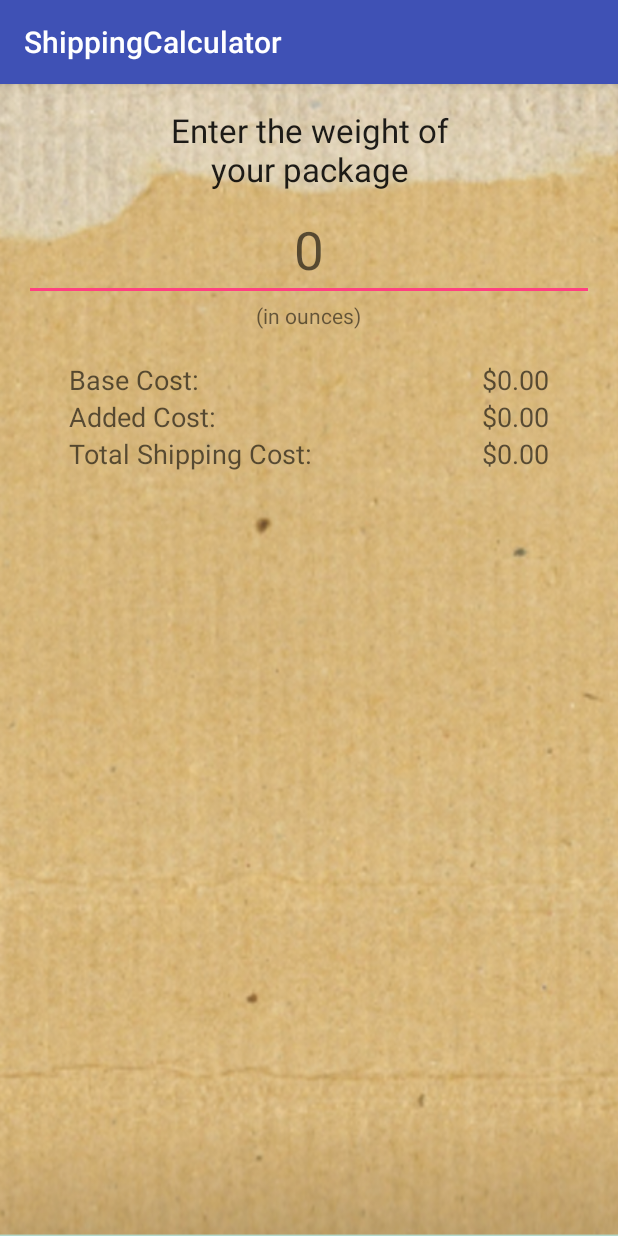
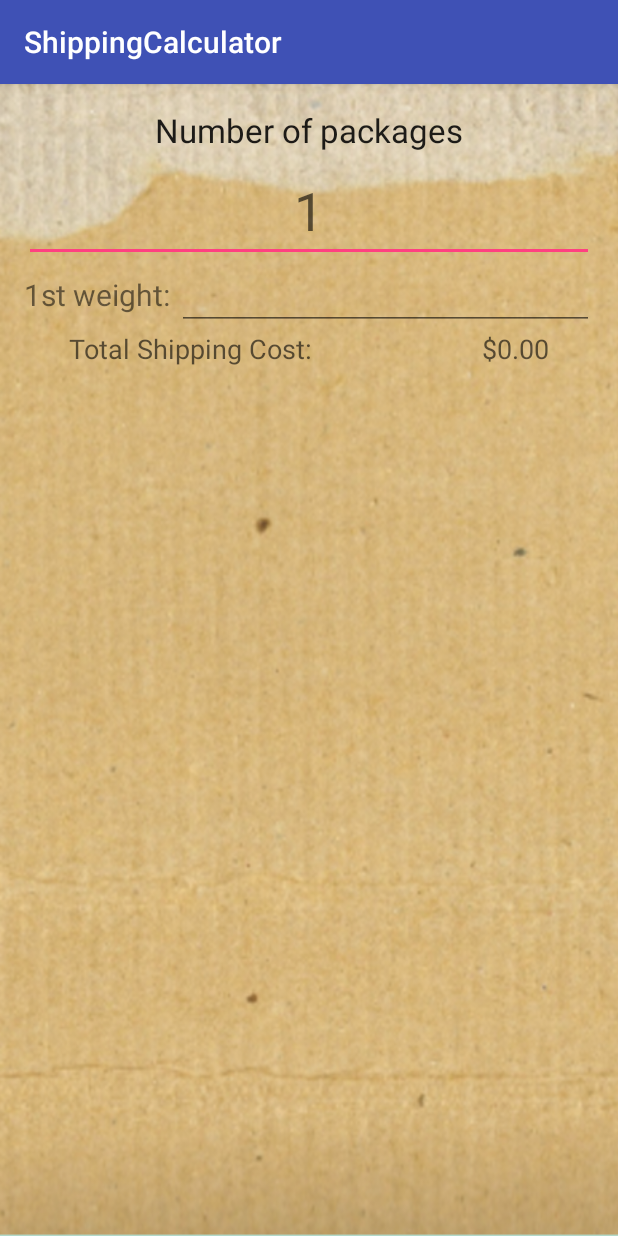
Before and after one commit to annguyendang14/shippingcalculator, an Android app: the screen it shows after launch (MyActivity), on a phone screen of 412 x 824 dp. Run offline under Robolectric (Android 15) with nearby library versions, the phone set to English and light mode, and no system bars.

Commit message:
programatically add weight1, lol, no way making it to tomorrow class

```diff
--- a/app/src/main/java/com/example/annguyendang14/shippingcalculator/MyActivity.java
+++ b/app/src/main/java/com/example/annguyendang14/shippingcalculator/MyActivity.java
@@ -1,36 +1,60 @@
 package com.example.annguyendang14.shippingcalculator;
 
+import android.graphics.drawable.GradientDrawable;
 import android.support.v7.app.AppCompatActivity;
 import android.os.Bundle;
 import android.text.Editable;
+import android.text.InputType;
 import android.text.TextWatcher;
 import android.widget.EditText;
+import android.widget.LinearLayout;
+import android.widget.LinearLayout;
 import android.widget.TextView;
+
+import java.util.ArrayList;
 
 public class MyActivity extends AppCompatActivity {
 
-    private ShipItem shipItem;
+    private ArrayList<ShipItem> shipItems;
 
-    private EditText weightET;
-    private TextView baseCostTV;
-    private TextView addedCostTV;
-    private TextView totalCostTV;
-
+    private EditText numpackET;
+    private LinearLayout weightLL;
+    private LinearLayout costLL;
+    private int numpack;
     @Override
     protected void onCreate(Bundle savedInstanceState) {
         super.onCreate(savedInstanceState);
-        setContentView(R.layout.activity_my);
+        setContentView(R.layout.activity_my2);
 
-        shipItem = new ShipItem();
-        weightET = (EditText) findViewById(R.id.editText1);
-        baseCostTV = (TextView) findViewById(R.id.textView4);
-        addedCostTV = (TextView) findViewById(R.id.textView6);
-        totalCostTV = (TextView) findViewById(R.id.textView8);
+        shipItems = new ArrayList<ShipItem>();
+        numpackET = (EditText) findViewById(R.id.editText1);
+        weightLL = (LinearLayout) findViewById(R.id.weigh);
+        costLL = (LinearLayout) findViewById(R.id.cost);
+        numpack = 1;
+        LinearLayout.LayoutParams params = new LinearLayout.LayoutParams(LinearLayout.LayoutParams.MATCH_PARENT,LinearLayout.LayoutParams.WRAP_CONTENT);
+        LinearLayout rel1 = new LinearLayout(this);
+        rel1.setOrientation(LinearLayout.HORIZONTAL);
+        rel1.setLayoutParams(params);
+        TextView weight1 = new TextView(this);
+        weight1.setText("1st weight: ");
+        weight1.setTextSize(20);
 
-        weightET.addTextChangedListener(weightTextWatcher);
+        EditText weight1E = new EditText(this);
+        weight1E.setInputType(InputType.TYPE_CLASS_NUMBER);
+        weight1E.setMinWidth(500);
+
+
+        rel1.addView(weight1);
+        rel1.addView(weight1E);
+        weightLL.addView(rel1);
+
+
+
+
+
     }
 
-    private TextWatcher weightTextWatcher = new TextWatcher() {
+ /*   private TextWatcher weightTextWatcher = new TextWatcher() {
         @Override
         public void beforeTextChanged(CharSequence s, int start, int count, int after) {
 
@@ -56,7 +80,7 @@ public class MyActivity extends AppCompatActivity {
         baseCostTV.setText("$" + String.format("%.02f",shipItem.getmBaseCost()));
         addedCostTV.setText("$" + String.format("%.02f",shipItem.getmAddedCost()));
         totalCostTV.setText("$" + String.format("%.02f",shipItem.getmTotalCost()));
-    }
+    }*/
 
 
 }
--- /dev/null
+++ b/app/src/main/java/com/example/annguyendang14/shippingcalculator/MyActivity2.java
@@ -0,0 +1,62 @@
+package com.example.annguyendang14.shippingcalculator;
+
+import android.os.Bundle;
+import android.support.v7.app.AppCompatActivity;
+import android.text.Editable;
+import android.text.TextWatcher;
+import android.widget.EditText;
+import android.widget.TextView;
+
+public class MyActivity2 extends AppCompatActivity {
+
+    private ShipItem shipItem;
+
+    private EditText weightET;
+    private TextView baseCostTV;
+    private TextView addedCostTV;
+    private TextView totalCostTV;
+
+    @Override
+    protected void onCreate(Bundle savedInstanceState) {
+        super.onCreate(savedInstanceState);
+        setContentView(R.layout.activity_my);
+
+        shipItem = new ShipItem();
+        weightET = (EditText) findViewById(R.id.editText1);
+        baseCostTV = (TextView) findViewById(R.id.textView4);
+        addedCostTV = (TextView) findViewById(R.id.textView6);
+        totalCostTV = (TextView) findViewById(R.id.textView8);
+
+        weightET.addTextChangedListener(weightTextWatcher);
+    }
+
+    private TextWatcher weightTextWatcher = new TextWatcher() {
+        @Override
+        public void beforeTextChanged(CharSequence s, int start, int count, int after) {
+
+        }
+
+        @Override
+        public void onTextChanged(CharSequence s, int start, int before, int count) {
+            try {
+                shipItem.setWeight((int) Double.parseDouble(s.toString()));
+            } catch (NumberFormatException e){
+                shipItem.setWeight(0);
+            }
+            displayShipping();
+        }
+
+        @Override
+        public void afterTextChanged(Editable s) {
+
+        }
+    };
+
+    private void displayShipping(){
+        baseCostTV.setText("$" + String.format("%.02f",shipItem.getmBaseCost()));
+        addedCostTV.setText("$" + String.format("%.02f",shipItem.getmAddedCost()));
+        totalCostTV.setText("$" + String.format("%.02f",shipItem.getmTotalCost()));
+    }
+
+
+}
--- /dev/null
+++ b/app/src/main/res/layout/activity_my2.xml
@@ -0,0 +1,77 @@
+<?xml version="1.0" encoding="utf-8"?>
+<LinearLayout xmlns:android="http://schemas.android.com/apk/res/android"
+    xmlns:app="http://schemas.android.com/apk/res-auto"
+    xmlns:tools="http://schemas.android.com/tools"
+    android:layout_width="match_parent"
+    android:layout_height="match_parent"
+    android:orientation="vertical"
+    android:paddingLeft="@dimen/activity_horizontal_margin"
+    android:paddingRight="@dimen/activity_horizontal_margin"
+    android:paddingTop="@dimen/activity_vertical_margin"
+    android:paddingBottom="@dimen/activity_vertical_margin"
+    android:background="@drawable/shippingbck"
+    tools:context="com.example.annguyendang14.shippingcalculator.MyActivity">
+
+
+    <TextView
+        android:id="@+id/textView1"
+        android:layout_width="fill_parent"
+        android:layout_height="wrap_content"
+        android:gravity="center_horizontal"
+        android:text="@string/numpack"
+        android:textAppearance="?android:attr/textAppearanceLarge" />
+
+    <EditText
+        android:id="@+id/editText1"
+        android:layout_width="wrap_content"
+        android:layout_height="wrap_content"
+        android:layout_marginTop="5dp"
+        android:ems="10"
+        android:gravity="center_vertical|center_horizontal"
+        android:hint="@string/one"
+        android:inputType="number"
+        android:selectAllOnFocus="true"
+        android:textSize="35sp">
+
+        <requestFocus />
+    </EditText>
+
+    <LinearLayout
+        android:id="@+id/weigh"
+        android:layout_width="match_parent"
+        android:layout_height="wrap_content"
+        android:orientation="vertical"></LinearLayout>
+
+    <LinearLayout
+        android:id="@+id/cost"
+        android:layout_width="match_parent"
+        android:layout_height="wrap_content"
+        android:orientation="vertical"></LinearLayout>
+    <RelativeLayout
+        android:layout_width="match_parent"
+        android:layout_height="wrap_content">
+        <TextView
+            android:id="@+id/textView7"
+            android:layout_width="wrap_content"
+            android:layout_height="wrap_content"
+            android:layout_alignParentLeft="true"
+            android:paddingLeft="@dimen/output_margin_buffer"
+            android:text="@string/totalLBL"
+            android:textAppearance="?android:attr/textAppearanceMedium" />
+
+        <TextView
+            android:id="@+id/textView8"
+            android:layout_width="wrap_content"
+            android:layout_height="wrap_content"
+            android:layout_alignBaseline="@id/textView7"
+            android:layout_alignBottom="@id/textView7"
+            android:layout_alignParentRight="true"
+            android:paddingRight="@dimen/output_margin_buffer"
+            android:text="@string/zeroDec"
+            android:textAppearance="?android:attr/textAppearanceMedium" />
+
+    </RelativeLayout>
+
+
+
+</LinearLayout>
--- a/app/src/main/res/values/strings.xml
+++ b/app/src/main/res/values/strings.xml
@@ -9,4 +9,6 @@
     <string name="totalLBL">Total Shipping Cost:</string>
     <string name="zeroDec">$0.00</string>
     <string name="zero">0</string>
+    <string name="numpack">Number of packages</string>
+    <string name="one">1</string>
 </resources>
```
